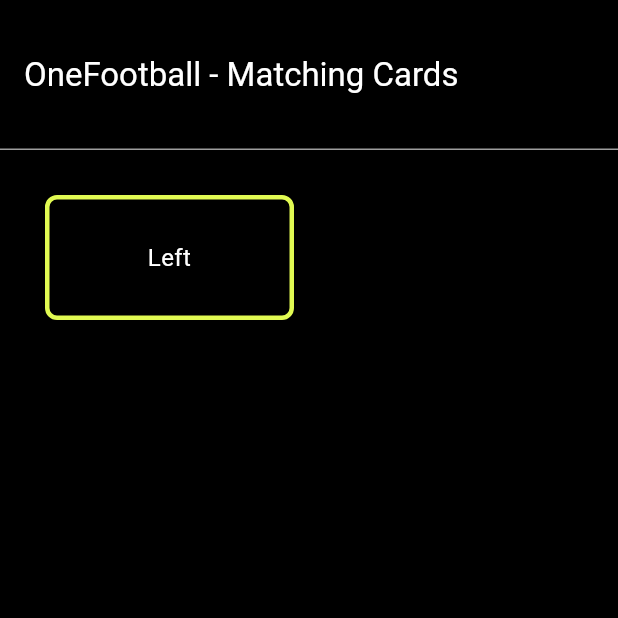
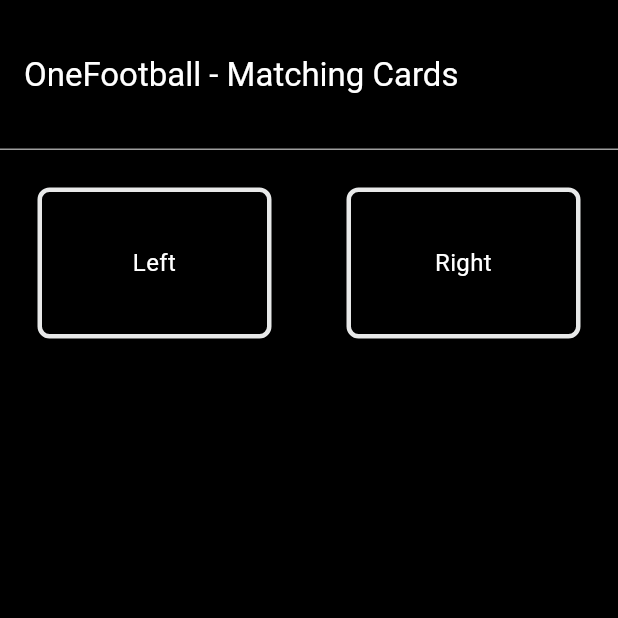
Before and after one commit to Mikjail/matching-cards, a Flutter app: the screen it shows after launch, on a phone screen of 412 x 824 dp, the top half of it. Run offline on Flutter 3.47's test engine with Material 2 defaults, Android fonts, the phone set to English and light mode, and no system bars.

Commit message:
grid - Adding 2 gridviews and setting left and right index states

```diff
--- a/lib/main.dart
+++ b/lib/main.dart
@@ -61,7 +61,9 @@ class _MyHomePageState extends State<MyHomePage> {
               width: 1,
             ),
           )),
-      body: const MatchingGrid(),
+      body: const MatchingGrid(
+        key: Key('myMatchingGrid'),
+      ),
     );
   }
 }
--- a/lib/matching_cards/matching_cards.dart
+++ b/lib/matching_cards/matching_cards.dart
@@ -1,17 +1,15 @@
-import 'dart:collection';
-
 import 'package:flutter/material.dart';
 
 class MatchingGrid extends StatefulWidget {
   const MatchingGrid({Key? key}) : super(key: key);
 
   @override
-  State<MatchingGrid> createState() => _MatchingGridState();
+  State<MatchingGrid> createState() => MatchingGridState();
 }
 
-class _MatchingGridState extends State<MatchingGrid> {
-  var leftIndex = <int>{};
-  var righttIndex = Set();
+class MatchingGridState extends State<MatchingGrid> {
+  Set<int> leftIndex = <int>{};
+  Set<int> rightIndex = <int>{};
 
   void onCardTap(int cardIndex) {
     setState(() {
@@ -25,45 +23,98 @@ class _MatchingGridState extends State<MatchingGrid> {
 
   void onRightCardTap(int cardIndex) {
     setState(() {
-      if (leftIndex.contains(cardIndex)) {
-        leftIndex.remove(cardIndex);
+      if (rightIndex.contains(cardIndex)) {
+        rightIndex.remove(cardIndex);
+      } else {
+        rightIndex.add(cardIndex);
       }
     });
   }
 
+  getColor(selected) {
+    return selected ? const Color.fromARGB(255, 225, 250, 82) : Colors.white;
+  }
+
   @override
   Widget build(BuildContext context) {
-    return GridView(
+    return Row(
+      children: <Widget>[
+        Expanded(
+          child: GridView(
             gridDelegate: const SliverGridDelegateWithFixedCrossAxisCount(
-        crossAxisCount: 2,
-        childAspectRatio: 1.8,
+              crossAxisCount: 1,
+              childAspectRatio: 1.5,
             ),
             padding: const EdgeInsets.all(20),
             children: [
               Card(
-          margin: const EdgeInsets.all(10),
+                margin: const EdgeInsets.all(5),
+                color: Colors.black,
+                shape: RoundedRectangleBorder(
+                  side: BorderSide(
                     color: leftIndex.contains(0)
-              ? Color.fromARGB(95, 255, 255, 255)
-              : Colors.black,
-          shape: RoundedRectangleBorder(
-            side: const BorderSide(
-              color: Color.fromRGBO(225, 250, 82, 100),
+                        ? const Color.fromARGB(255, 225, 250, 82)
+                        : const Color.fromARGB(243, 243, 244, 245),
                     width: 3.0,
                   ),
                   borderRadius: BorderRadius.circular(8.0),
                 ),
                 child: InkWell(
+                  splashColor: Colors.transparent,
+                  highlightColor: Colors.transparent,
                   onTap: () => onCardTap(0),
-            child: const Center(
+                  child: Center(
                     child: Text(
                       "Left",
                       textAlign: TextAlign.center,
-                style: const TextStyle(fontSize: 16, color: Colors.white),
+                      style: TextStyle(
+                          fontSize: 16, color: getColor(leftIndex.contains(0))),
                     ),
                   ),
                 ),
               ),
             ],
+          ),
+        ),
+        Expanded(
+          child: GridView(
+            gridDelegate: const SliverGridDelegateWithFixedCrossAxisCount(
+              crossAxisCount: 1,
+              childAspectRatio: 1.5,
+            ),
+            padding: const EdgeInsets.all(20),
+            children: [
+              Card(
+                margin: const EdgeInsets.all(5),
+                color: Colors.black,
+                shape: RoundedRectangleBorder(
+                  side: BorderSide(
+                    color: rightIndex.contains(0)
+                        ? const Color.fromARGB(255, 225, 250, 82)
+                        : const Color.fromARGB(243, 243, 244, 245),
+                    width: 3.0,
+                  ),
+                  borderRadius: BorderRadius.circular(8.0),
+                ),
+                child: InkWell(
+                  splashColor: Colors.transparent,
+                  highlightColor: Colors.transparent,
+                  onTap: () => onRightCardTap(0),
+                  child: Center(
+                    child: Text(
+                      "Right",
+                      textAlign: TextAlign.center,
+                      style: TextStyle(
+                          fontSize: 16,
+                          color: getColor(rightIndex.contains(0))),
+                    ),
+                  ),
+                ),
+              ),
+            ],
+          ),
+        )
+      ],
     );
   }
 }
--- a/pubspec.yaml
+++ b/pubspec.yaml
@@ -46,6 +46,7 @@ dev_dependencies:
   # package. See that file for information about deactivating specific lint
   # rules and activating additional ones.
   flutter_lints: ^2.0.0
+  test: ^1.24.1
 
 # For information on the generic Dart part of this file, see the
 # following page: https://dart.dev/tools/pub/pubspec
```
Also changed, not shown: pubspec.lock, 2 other files. Lines whose indentation alone changed are shown as unchanged.
